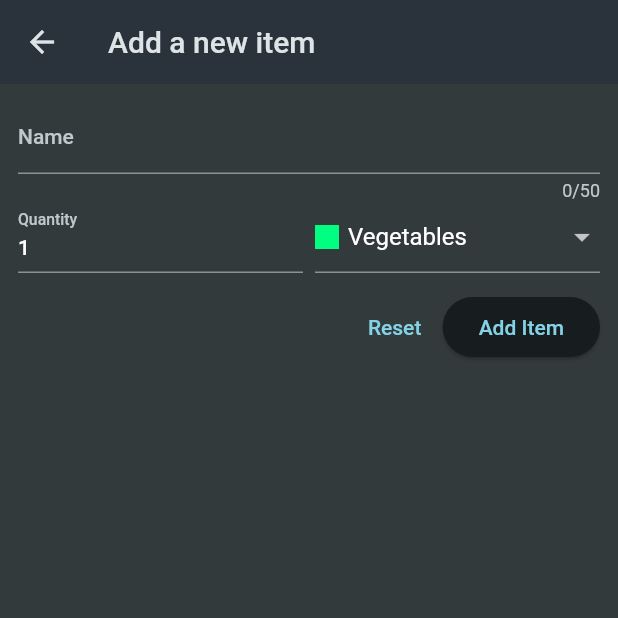
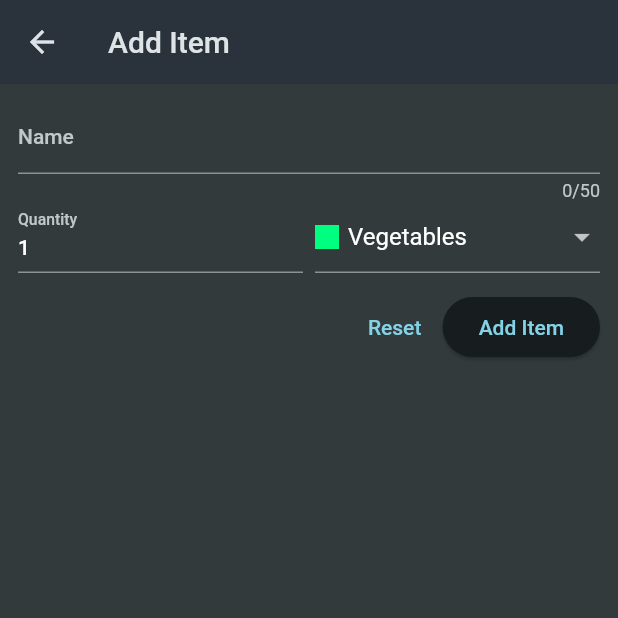
Before and after one commit to parthd2d/ShoppingList, a Flutter app: the screen it shows after launch, after a tap on the "add" icon, on a phone screen of 412 x 824 dp, the top half of it. Run offline on Flutter 3.47's test engine with Material 2 defaults, Android fonts, the phone set to English and light mode, and no system bars; network calls fail.

Commit message:
revisit commit

```diff
--- a/lib/main.dart
+++ b/lib/main.dart
@@ -14,6 +14,7 @@ class MyApp extends StatelessWidget {
   Widget build(BuildContext context) {
     return MaterialApp(
       title: 'Flutter Groceries',
+      debugShowCheckedModeBanner: false,
       theme: ThemeData.dark().copyWith(
         useMaterial3: true,
         colorScheme: ColorScheme.fromSeed(
--- a/lib/widgets/new_item.dart
+++ b/lib/widgets/new_item.dart
@@ -38,6 +38,7 @@ class _NewItemState extends State<NewItem> {
         'shopping-list.json',
       );
 
+
       final response = await http.post(
         url,
         headers: {'Content-Type': 'application/json'},
@@ -71,7 +72,7 @@ class _NewItemState extends State<NewItem> {
   Widget build(BuildContext context) {
     return Scaffold(
       appBar: AppBar(
-        title: const Text('Add a new item'),
+        title: const Text('Add Item'),
       ),
       body: Padding(
         padding: const EdgeInsets.all(12),
```
Also changed, not shown: pubspec.lock.
